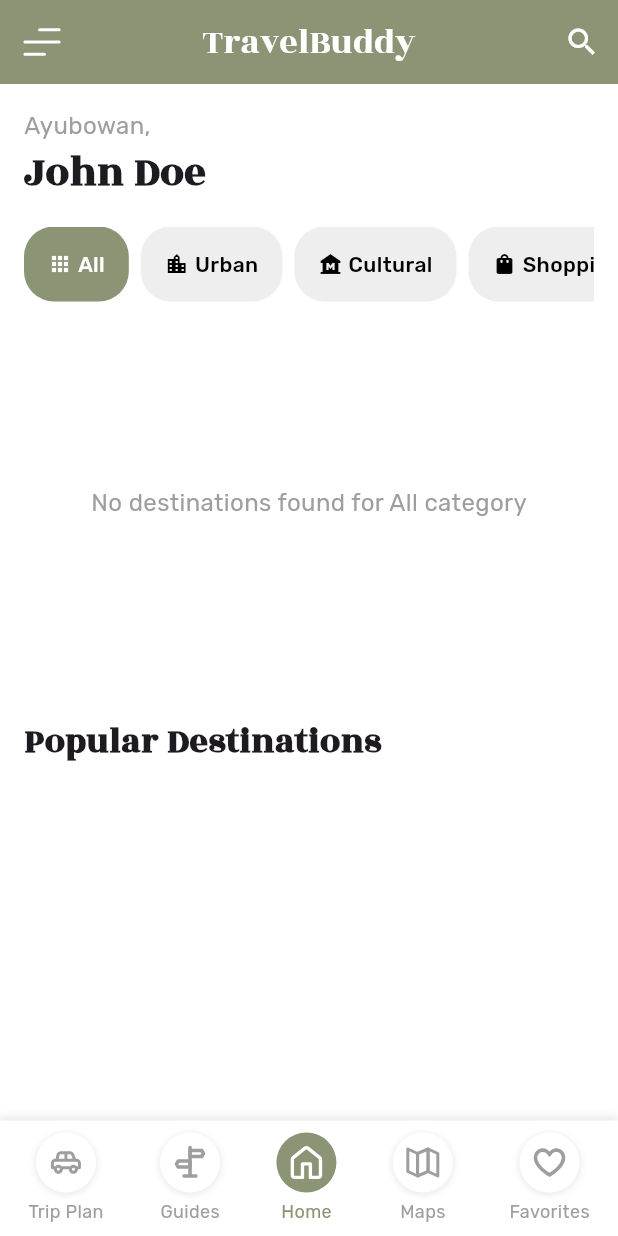
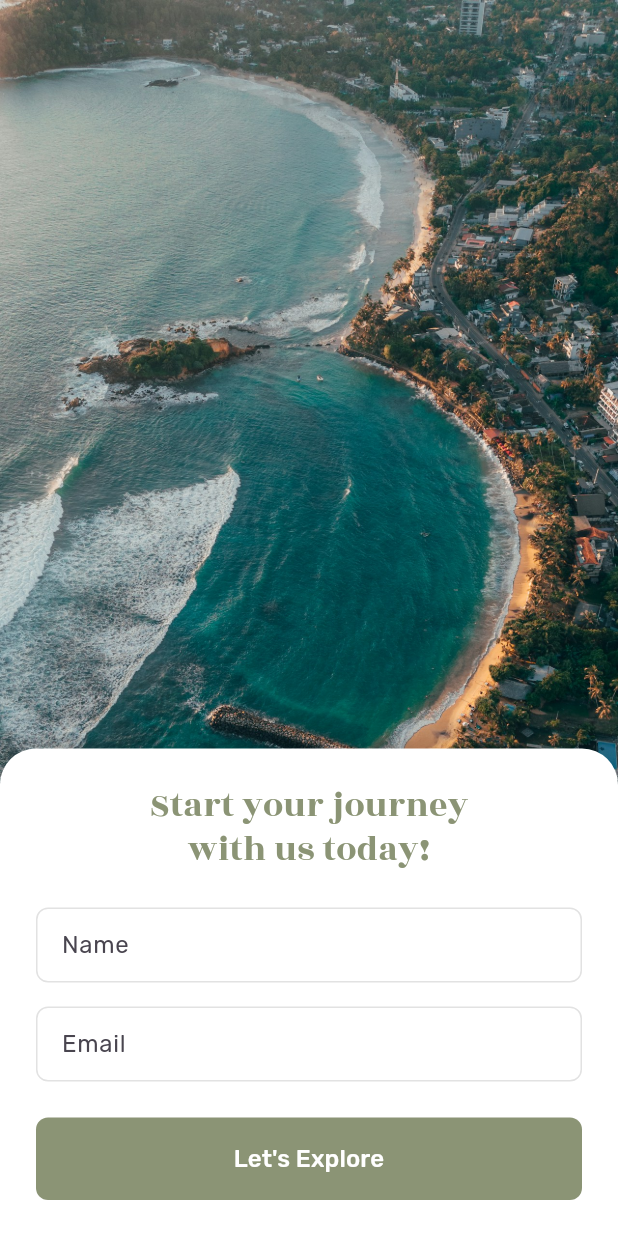
Before and after one commit to Fuze95/travel_buddy, a Flutter app: the screen it shows after launch, on a phone screen of 412 x 824 dp. Run offline on Flutter 3.47's test engine with Material 3 defaults, Android fonts, the phone set to English and light mode, and no system bars; our stand-ins replace cached_network_image, cloud_firestore, firebase_core, flutter_svg, shared_preferences; accounts and stored records are empty.

Commit message:
create account

```diff
--- a/lib/main.dart
+++ b/lib/main.dart
@@ -1,10 +1,9 @@
-// lib/main.dart
 import 'package:flutter/material.dart';
 import 'package:firebase_core/firebase_core.dart';
 import 'package:provider/provider.dart';
 import 'services/theme_provider.dart';
 import 'services/destination_provider.dart';
-import 'screens/home_screen.dart';
+import 'screens/splash_screen.dart';
 
 void main() async {
   WidgetsFlutterBinding.ensureInitialized();
@@ -41,7 +40,7 @@ class TravelBuddyApp extends StatelessWidget {
           ),
           darkTheme: ThemeData.dark(),
           themeMode: themeProvider.themeMode,
-          home: const HomeScreen(),
+          home: const SplashScreen(),
         );
       },
     );
--- /dev/null
+++ b/lib/screens/create_account_screen.dart
@@ -0,0 +1,210 @@
+// lib/screens/create_account_screen.dart
+import 'package:flutter/material.dart';
+import 'package:shared_preferences/shared_preferences.dart';
+import 'home_screen.dart';
+
+class CreateAccountScreen extends StatefulWidget {
+  const CreateAccountScreen({Key? key}) : super(key: key);
+
+  @override
+  State<CreateAccountScreen> createState() => _CreateAccountScreenState();
+}
+
+class _CreateAccountScreenState extends State<CreateAccountScreen> {
+  final _formKey = GlobalKey<FormState>();
+  final _nameController = TextEditingController();
+  final _emailController = TextEditingController();
+  bool _isLoading = false;
+
+  @override
+  void dispose() {
+    _nameController.dispose();
+    _emailController.dispose();
+    super.dispose();
+  }
+
+  Future<void> _saveUserData() async {
+    if (!_formKey.currentState!.validate()) return;
+
+    setState(() {
+      _isLoading = true;
+    });
+
+    try {
+      final prefs = await SharedPreferences.getInstance();
+      await prefs.setString('user_name', _nameController.text.trim());
+      await prefs.setString('user_email', _emailController.text.trim());
+
+      if (!mounted) return;
+
+      Navigator.pushReplacement(
+        context,
+        MaterialPageRoute(builder: (context) => const HomeScreen()),
+      );
+    } catch (e) {
+      if (!mounted) return;
+
+      ScaffoldMessenger.of(context).showSnackBar(
+        const SnackBar(
+          content: Text('Failed to save data. Please try again.'),
+          backgroundColor: Colors.red,
+        ),
+      );
+    } finally {
+      if (mounted) {
+        setState(() {
+          _isLoading = false;
+        });
+      }
+    }
+  }
+
+  @override
+  Widget build(BuildContext context) {
+    return Scaffold(
+      body: Stack(
+        fit: StackFit.expand,
+        children: [
+          // Background Image
+          Image.asset(
+            'assets/images/acc.jpg',
+            fit: BoxFit.cover,
+          ),
+
+          // Content
+          SafeArea(
+            child: Column(
+              children: [
+                const Spacer(),
+                Container(
+                  decoration: BoxDecoration(
+                    color: Colors.white,
+                    borderRadius: const BorderRadius.vertical(
+                      top: Radius.circular(24),
+                    ),
+                    boxShadow: [
+                      BoxShadow(
+                        color: Colors.black.withOpacity(0.1),
+                        blurRadius: 10,
+                        offset: const Offset(0, -5),
+                      ),
+                    ],
+                  ),
+                  padding: const EdgeInsets.all(24),
+                  child: Form(
+                    key: _formKey,
+                    child: Column(
+                      crossAxisAlignment: CrossAxisAlignment.stretch,
+                      mainAxisSize: MainAxisSize.min,
+                      children: [
+                        Text(
+                          'Start your journey\nwith us today!',
+                          textAlign: TextAlign.center,
+                          style: const TextStyle(
+                            fontSize: 24,
+                            height: 1.2,
+                            color: Color(0xFF8B9475),
+                            fontFamily: 'Rozha One',
+                          ),
+                        ),
+                        const SizedBox(height: 24),
+                        Container(
+                          decoration: BoxDecoration(
+                            border: Border.all(
+                              color: Colors.grey.withOpacity(0.3),
+                            ),
+                            borderRadius: BorderRadius.circular(8),
+                          ),
+                          child: TextFormField(
+                            controller: _nameController,
+                            decoration: const InputDecoration(
+                              hintText: 'Name',
+                              border: InputBorder.none,
+                              contentPadding: EdgeInsets.symmetric(
+                                horizontal: 16,
+                                vertical: 12,
+                              ),
+                            ),
+                            validator: (value) {
+                              if (value == null || value.trim().isEmpty) {
+                                return 'Please enter your name';
+                              }
+                              return null;
+                            },
+                          ),
+                        ),
+                        const SizedBox(height: 16),
+                        Container(
+                          decoration: BoxDecoration(
+                            border: Border.all(
+                              color: Colors.grey.withOpacity(0.3),
+                            ),
+                            borderRadius: BorderRadius.circular(8),
+                          ),
+                          child: TextFormField(
+                            controller: _emailController,
+                            keyboardType: TextInputType.emailAddress,
+                            decoration: const InputDecoration(
+                              hintText: 'Email',
+                              border: InputBorder.none,
+                              contentPadding: EdgeInsets.symmetric(
+                                horizontal: 16,
+                                vertical: 12,
+                              ),
+                            ),
+                            validator: (value) {
+                              if (value == null || value.trim().isEmpty) {
+                                return 'Please enter your email';
+                              }
+                              if (!RegExp(r'^[\w-\.]+@([\w-]+\.)+[\w-]{2,4}$')
+                                  .hasMatch(value)) {
+                                return 'Please enter a valid email address';
+                              }
+                              return null;
+                            },
+                          ),
+                        ),
+                        const SizedBox(height: 24),
+                        SizedBox(
+                          width: double.infinity,
+                          child: ElevatedButton(
+                            onPressed: _isLoading ? null : _saveUserData,
+                            style: ElevatedButton.styleFrom(
+                              backgroundColor: const Color(0xFF8B9475),
+                              foregroundColor: Colors.white,
+                              padding: const EdgeInsets.symmetric(vertical: 16),
+                              shape: RoundedRectangleBorder(
+                                borderRadius: BorderRadius.circular(8),
+                              ),
+                              elevation: 0,
+                            ),
+                            child: _isLoading
+                                ? const SizedBox(
+                              height: 20,
+                              width: 20,
+                              child: CircularProgressIndicator(
+                                strokeWidth: 2,
+                                color: Colors.white,
+                              ),
+                            )
+                                : const Text(
+                              "Let's Explore",
+                              style: TextStyle(
+                                fontSize: 16,
+                                fontWeight: FontWeight.w500,
+                              ),
+                            ),
+                          ),
+                        ),
+                      ],
+                    ),
+                  ),
+                ),
+              ],
+            ),
+          ),
+        ],
+      ),
+    );
+  }
+}
--- a/pubspec.yaml
+++ b/pubspec.yaml
@@ -12,6 +12,7 @@ environment:
 dependencies:
   flutter:
     sdk: flutter
+  shared_preferences: ^2.2.0
   cloud_firestore: ^4.13.1
   firebase_core: ^2.24.2
   provider: ^6.1.1
@@ -49,6 +50,8 @@ flutter:
   assets:
     - assets/images/placeholder_destination.jpg
     - assets/icons/
+    - assets/images/acc.jpg
+    - assets/images/welcome.jpg
 
   fonts:
     - family: Rozha One
```
Also changed, not shown: lib/screens/splash_screen.dart (added, +70 -0 lines), lib/screens/welcome_back_screen.dart (added, +113 -0 lines), assets/images/acc.jpg (added), assets/images/welcome.jpg (added), pubspec.lock.
